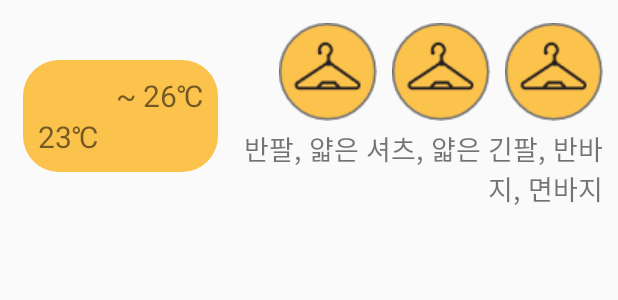
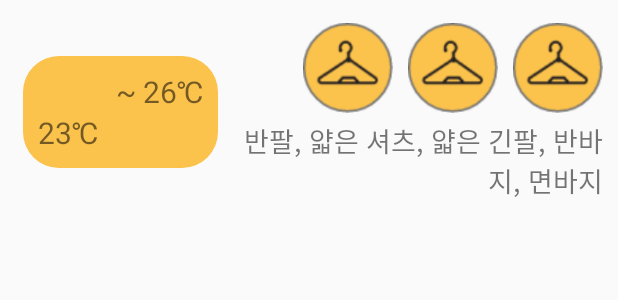
Before and after one commit to wnehdals/Omniver, an Android app: the layout item_recommended_list.xml on its own in the app's theme, with its tools: preview values and no code run, on a phone screen of 412 x 824 dp. Shown: the top 300 px of the screen. Run offline under Robolectric (Android 15) with nearby library versions, the phone set to English and light mode, and no system bars.

Commit message:
Display icons to RecommendedList

```diff
--- a/app/src/main/res/layout/item_recommended_list.xml
+++ b/app/src/main/res/layout/item_recommended_list.xml
@@ -48,19 +48,19 @@
                 android:id="@+id/icon1"
                 android:src="@drawable/ic_logo"
                 android:layout_marginRight="10dp"
-                android:layout_width="wrap_content"
-                android:layout_height="wrap_content" />
+                android:layout_width="60dp"
+                android:layout_height="60dp" />
             <ImageView
                 android:id="@+id/icon2"
                 android:src="@drawable/ic_logo"
                 android:layout_marginRight="10dp"
-                android:layout_width="wrap_content"
-                android:layout_height="wrap_content" />
+                android:layout_width="60dp"
+                android:layout_height="60dp" />
             <ImageView
                 android:id="@+id/icon3"
                 android:src="@drawable/ic_logo"
-                android:layout_width="wrap_content"
-                android:layout_height="wrap_content" />
+                android:layout_width="60dp"
+                android:layout_height="60dp" />
 
         </LinearLayout>
 
```
Also changed, not shown: app/src/main/java/com/example/omniver/RecommendedListRecyclerAdapter.java (+4 -4 lines).
